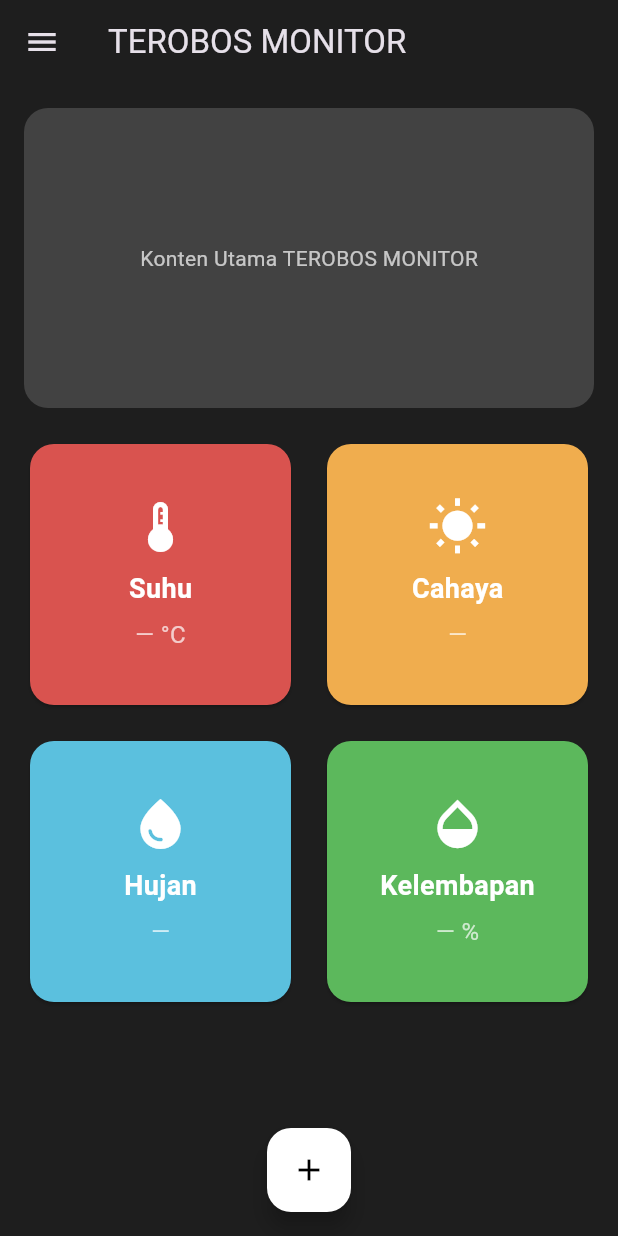
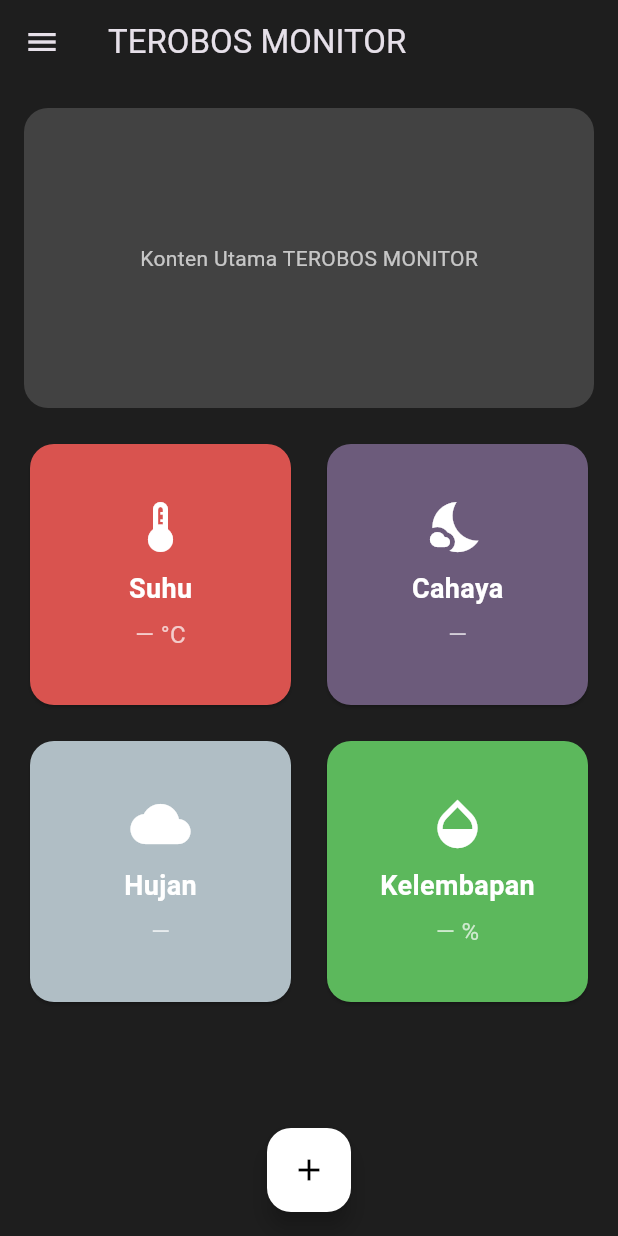
Before and after one commit to ardikamuhammad62/TEROBOS, a Flutter app: the screen it shows after launch, on a phone screen of 412 x 824 dp. Run offline on Flutter 3.47's test engine with Material 3 defaults, Android fonts, the phone set to English and light mode, and no system bars; our stand-ins replace firebase_core, firebase_database; accounts and stored records are empty.

Commit message:
Initial commit

```diff
--- a/lib/main.dart
+++ b/lib/main.dart
@@ -16,7 +16,6 @@ class MyApp extends StatelessWidget {
 
   @override
   Widget build(BuildContext context) {
-    // Menggunakan const agar lebih efisien
 
     const Color mainBackgroundColor = Color(0xFF1E1E1E);
 
@@ -39,10 +38,9 @@ class TerobosMonitorScreen extends StatelessWidget {
   Widget build(BuildContext context) {
     return Scaffold(
       drawer: Drawer(
-          // 2. Bungkus child (ListView) dengan Container
-          //    atau bisa juga pakai SizedBox(width: drawerWidth, child: ...)
+
           child: SizedBox(
-            // 3. Atur lebarnya di sini
+
             width: drawerWidth,
 
             child: ListView(
@@ -133,23 +131,30 @@ class TerobosMonitorScreen extends StatelessWidget {
                     color: Color(0xFFD9534F),
                   ),
 
-                  // Untuk indikator yang memiliki dua mode (digital & analog),
-                  // kita ambil versi analog sesuai permintaan: ldr_analog, hujan_analog
-                  const RealtimeSensorCard(
-                    path: 'cuaca/ldr_analog',
-                    title: 'Cahaya',
-                    icon: Icons.wb_sunny,
-                    unit: '',
-                    color: Color(0xFFF0AD4E),
-                  ),
+                       // Cahaya: membaca path digital (0/1) atau analog (threshold)
+                       const BinarySensorCard(
+                         title: 'Cahaya',
+                         dbPath: 'cuaca/ldr_analog',
+                         trueLabel: 'Terang',
+                         falseLabel: 'Redup',
+                         trueIcon: Icons.wb_sunny,
+                         falseIcon: Icons.nights_stay,
+                         trueColor: Color(0xFFF0AD4E),
+                         falseColor: Color(0xFF6C5B7B),
+                         // Jika Anda hanya punya ldr_analog, ganti dbPath ke 'cuaca/ldr_analog'
+                       ),
 
-                  const RealtimeSensorCard(
-                    path: 'cuaca/hujan_analog',
-                    title: 'Hujan',
-                    icon: Icons.water_drop,
-                    unit: '',
-                    color: Color(0xFF5BC0DE),
-                  ),
+                       // Hujan: membaca 0/1
+                       const BinarySensorCard(
+                         title: 'Hujan',
+                         dbPath: 'cuaca/hujan_analog',
+                         trueLabel: 'Hujan',
+                         falseLabel: 'Tidak Hujan',
+                         trueIcon: Icons.umbrella,
+                         falseIcon: Icons.wb_cloudy,
+                         trueColor: Color(0xFF5BC0DE),
+                         falseColor: Color(0xFFB0BEC5),
+                       ),
 
                   const RealtimeSensorCard(
                     path: 'cuaca/kelembaban',
@@ -286,3 +291,95 @@ class CuacaPanel extends StatelessWidget {
     );
   }
 }
+
+  // Widget untuk sensor dengan dua state (0/1) atau analog dengan threshold
+  class BinarySensorCard extends StatelessWidget {
+    final String title;
+    final String dbPath; // contoh: 'cuaca/hujan_digital' atau 'cuaca/ldr_analog'
+    final String trueLabel;
+    final String falseLabel;
+    final IconData trueIcon;
+    final IconData falseIcon;
+    final Color trueColor;
+    final Color falseColor;
+    final double analogThreshold; // jika path mengeluarkan nilai analog, >= threshold => true
+
+    const BinarySensorCard({
+      super.key,
+      required this.title,
+      required this.dbPath,
+      required this.trueLabel,
+      required this.falseLabel,
+      required this.trueIcon,
+      required this.falseIcon,
+      required this.trueColor,
+      required this.falseColor,
+      this.analogThreshold = 1.0,
+    });
+
+    @override
+    Widget build(BuildContext context) {
+      final DatabaseReference ref = FirebaseDatabase.instance.ref(dbPath);
+
+      return StreamBuilder<DatabaseEvent>(
+        stream: ref.onValue,
+        builder: (context, snapshot) {
+          // Default state unknown
+          bool? state;
+          if (snapshot.hasData && snapshot.data!.snapshot.value != null) {
+            final v = snapshot.data!.snapshot.value;
+
+            // Jika value adalah int 0/1
+            if (v is int) {
+              state = (v == 1);
+            } else if (v is String) {
+              // coba parse sebagai int dulu
+              final i = int.tryParse(v);
+              if (i != null) {
+                state = (i == 1);
+              } else {
+                // coba parse sebagai double (analog)
+                final d = double.tryParse(v);
+                if (d != null) state = d >= analogThreshold;
+              }
+            } else if (v is double) {
+              state = (v >= analogThreshold);
+            } else if (v is num) {
+              state = (v.toDouble() >= analogThreshold);
+            }
+          }
+
+          // determine display
+          final bool isTrue = state == true;
+          final displayLabel = state == null ? '—' : (isTrue ? trueLabel : falseLabel);
+          final displayIcon = isTrue ? trueIcon : falseIcon;
+          final displayColor = isTrue ? trueColor : falseColor;
+
+          return Card(
+            color: displayColor,
+            shape: RoundedRectangleBorder(borderRadius: BorderRadius.circular(16.0)),
+            child: Column(
+              mainAxisAlignment: MainAxisAlignment.center,
+              children: [
+                Icon(displayIcon, size: 40.0, color: Colors.white),
+                const SizedBox(height: 8),
+                Text(
+                  title,
+                  style: const TextStyle(
+                    color: Colors.white,
+                    fontWeight: FontWeight.bold,
+                    fontSize: 18,
+                  ),
+                ),
+                const SizedBox(height: 6),
+                Text(
+                  displayLabel,
+                  style: const TextStyle(color: Colors.white70, fontSize: 16),
+                ),
+              ],
+            ),
+          );
+        },
+      );
+    }
+  }
```
